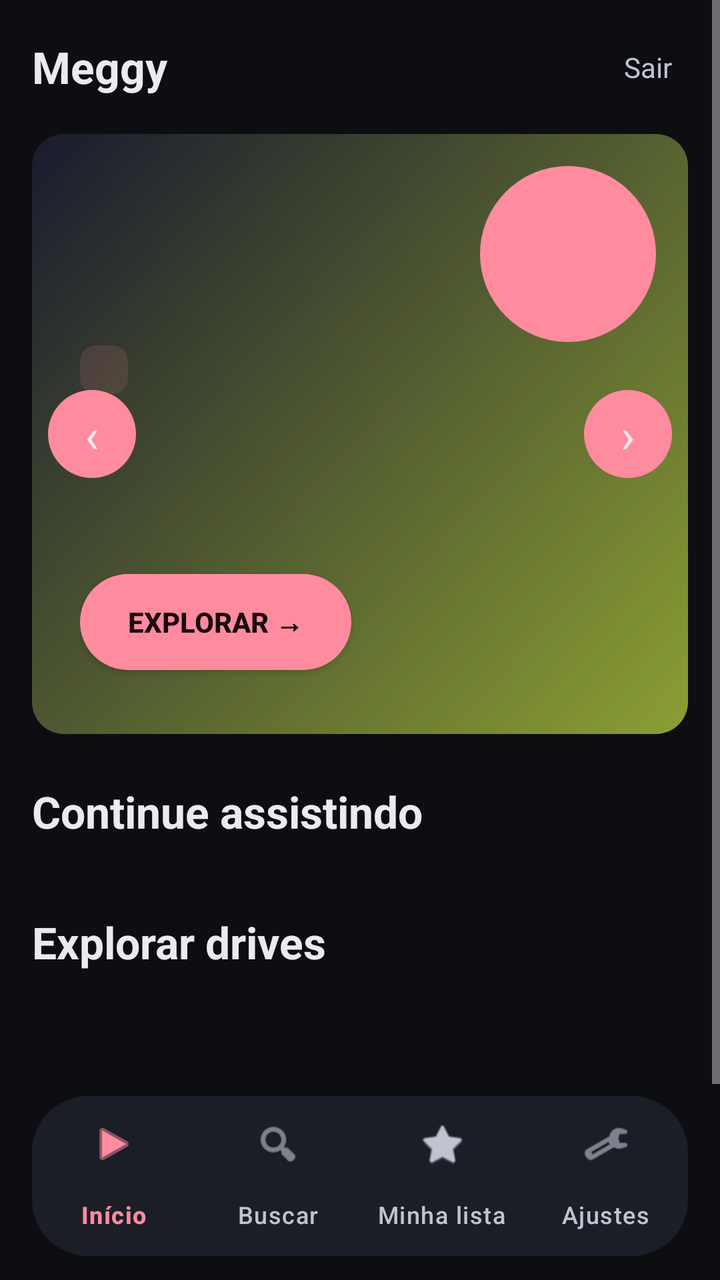
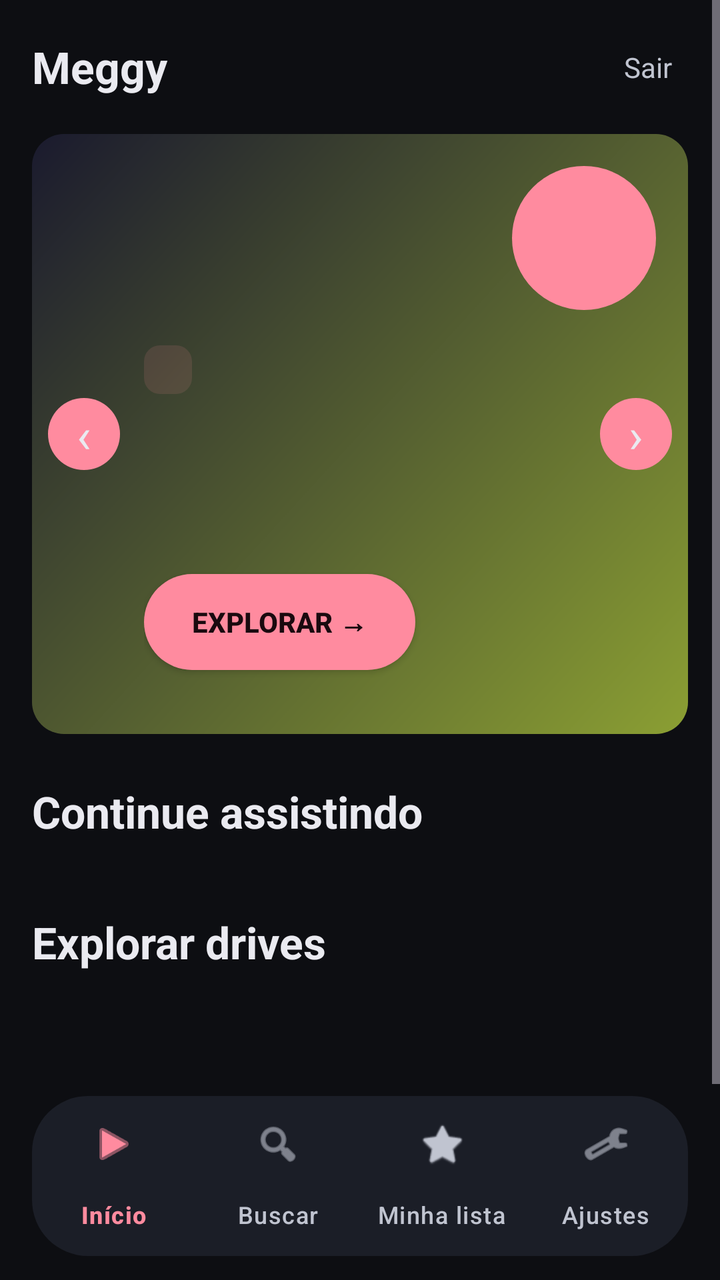

The first picture is an Android layout as it rendered before a commit; the second is the same layout after the commit. The layout source and the unified diff follow.
<!-- AndroidManifest.xml: application theme Theme.Meggy -->
<!-- res/layout/activity_home.xml -->
<?xml version="1.0" encoding="utf-8"?>
<LinearLayout xmlns:android="http://schemas.android.com/apk/res/android"
    xmlns:app="http://schemas.android.com/apk/res-auto"
    android:layout_width="match_parent"
    android:layout_height="match_parent"
    android:background="@color/md_background"
    android:orientation="vertical">

    <ScrollView
        android:layout_width="match_parent"
        android:layout_height="0dp"
        android:layout_weight="1"
        android:fillViewport="true">

        <LinearLayout
            android:layout_width="match_parent"
            android:layout_height="wrap_content"
            android:orientation="vertical"
            android:paddingHorizontal="@dimen/content_margin"
            android:paddingTop="@dimen/spacing_lg"
            android:paddingBottom="@dimen/spacing_lg">

            
            <LinearLayout
                android:layout_width="match_parent"
                android:layout_height="wrap_content"
                android:gravity="center_vertical"
                android:orientation="horizontal">

                <TextView
                    android:layout_width="0dp"
                    android:layout_height="wrap_content"
                    android:layout_weight="1"
                    android:text="@string/app_name"
                    android:textColor="@color/md_on_surface"
                    android:textSize="@dimen/text_topbar_title"
                    android:textStyle="bold" />

                <TextView
                    android:id="@+id/topSair"
                    android:layout_width="wrap_content"
                    android:layout_height="wrap_content"
                    android:clickable="true"
                    android:focusable="true"
                    android:padding="@dimen/spacing_sm"
                    android:text="@string/home_logout"
                    android:textColor="@color/md_on_surface_variant"
                    android:textSize="@dimen/text_topbar_action" />
            </LinearLayout>

            
            <com.google.android.material.card.MaterialCardView
                android:layout_width="match_parent"
                android:layout_height="@dimen/hero_height"
                android:layout_marginTop="@dimen/spacing_lg"
                app:cardCornerRadius="@dimen/radius_lg"
                app:cardElevation="@dimen/elevation_0"
                app:cardBackgroundColor="@color/tile_bg">

                <FrameLayout
                    android:layout_width="match_parent"
                    android:layout_height="match_parent">

                    <View
                        android:id="@+id/heroBg"
                        android:layout_width="match_parent"
                        android:layout_height="match_parent"
                        android:background="@drawable/card_gradient_pink" />

                    
                    <TextView
                        android:id="@+id/heroIcon"
                        android:layout_width="88dp"
                        android:layout_height="88dp"
                        android:layout_gravity="top|end"
                        android:layout_margin="@dimen/spacing_lg"
                        android:background="@drawable/btn_play_circle"
                        android:gravity="center"
                        android:textColor="@color/md_on_primary"
                        android:textSize="32sp"
                        android:textStyle="bold" />

                    <LinearLayout
                        android:layout_width="match_parent"
                        android:layout_height="wrap_content"
                        android:layout_gravity="bottom|start"
                        android:orientation="vertical"
                        android:padding="@dimen/spacing_xl">

                        <TextView
                            android:id="@+id/heroBadge"
                            android:layout_width="wrap_content"
                            android:layout_height="wrap_content"
                            android:background="@drawable/chip_badge"
                            android:paddingHorizontal="@dimen/spacing_md"
                            android:paddingVertical="@dimen/spacing_xs"
                            android:textColor="@color/md_primary"
                            android:textSize="@dimen/text_hero_badge"
                            android:textStyle="bold" />

                        <TextView
                            android:id="@+id/heroTitle"
                            android:layout_width="match_parent"
                            android:layout_height="wrap_content"
                            android:layout_marginTop="@dimen/spacing_sm"
                            android:ellipsize="end"
                            android:maxLines="2"
                            android:textColor="@color/md_on_surface"
                            android:textSize="@dimen/text_hero_title"
                            android:textStyle="bold" />

                        <TextView
                            android:id="@+id/heroSubtitle"
                            android:layout_width="match_parent"
                            android:layout_height="wrap_content"
                            android:layout_marginTop="4dp"
                            android:ellipsize="end"
                            android:maxLines="2"
                            android:textColor="@color/md_on_surface_variant"
                            android:textSize="@dimen/text_hero_subtitle" />

                        <androidx.appcompat.widget.AppCompatButton
                            android:id="@+id/heroPlay"
                            android:layout_width="wrap_content"
                            android:layout_height="48dp"
                            android:layout_marginTop="@dimen/spacing_lg"
                            android:background="@drawable/btn_primary_pill"
                            android:paddingHorizontal="@dimen/spacing_xl"
                            android:text="@string/explore_cta"
                            android:textColor="@color/md_on_primary"
                            android:textSize="@dimen/text_button"
                            android:textStyle="bold" />

                        <LinearLayout
                            android:id="@+id/heroDots"
                            android:layout_width="wrap_content"
                            android:layout_height="wrap_content"
                            android:layout_marginTop="@dimen/spacing_sm"
                            android:orientation="horizontal" />
                    </LinearLayout>

                    <TextView
                        android:id="@+id/heroPrev"
                        android:layout_width="44dp"
                        android:layout_height="44dp"
                        android:layout_gravity="center_vertical|start"
                        android:layout_marginStart="@dimen/spacing_sm"
                        android:background="@drawable/btn_play_circle"
                        android:clickable="true"
                        android:focusable="true"
                        android:gravity="center"
                        android:text="‹"
                        android:textColor="@color/md_on_surface"
                        android:textSize="24sp" />

                    <TextView
                        android:id="@+id/heroNext"
                        android:layout_width="44dp"
                        android:layout_height="44dp"
                        android:layout_gravity="center_vertical|end"
                        android:layout_marginEnd="@dimen/spacing_sm"
                        android:background="@drawable/btn_play_circle"
                        android:clickable="true"
                        android:focusable="true"
                        android:gravity="center"
                        android:text="›"
                        android:textColor="@color/md_on_surface"
                        android:textSize="24sp" />
                </FrameLayout>
            </com.google.android.material.card.MaterialCardView>

            
            <LinearLayout
                android:id="@+id/featuredSection"
                android:layout_width="match_parent"
                android:layout_height="wrap_content"
                android:layout_marginTop="@dimen/spacing_xl"
                android:orientation="vertical"
                android:visibility="gone">

                <TextView
                    android:layout_width="match_parent"
                    android:layout_height="wrap_content"
                    android:text="@string/continue_from_where"
                    android:textColor="@color/md_on_surface"
                    android:textSize="@dimen/text_section_title"
                    android:textStyle="bold" />

                <com.google.android.material.card.MaterialCardView
                    android:layout_width="match_parent"
                    android:layout_height="wrap_content"
                    android:layout_marginTop="@dimen/spacing_md"
                    app:cardCornerRadius="@dimen/radius_lg"
                    app:cardElevation="@dimen/elevation_0"
                    app:cardBackgroundColor="@color/tile_bg">

                    <LinearLayout
                        android:layout_width="match_parent"
                        android:layout_height="wrap_content"
                        android:orientation="horizontal"
                        android:padding="@dimen/spacing_lg">

                        <FrameLayout
                            android:layout_width="200dp"
                            android:layout_height="112dp">

                            <View
                                android:id="@+id/featuredBg"
                                android:layout_width="match_parent"
                                android:layout_height="match_parent"
                                android:background="@drawable/card_gradient_pink" />

                            <ImageView
                                android:id="@+id/featuredThumb"
                                android:layout_width="match_parent"
                                android:layout_height="match_parent"
                                android:scaleType="centerCrop"
                                android:visibility="gone"
                                android:contentDescription="@string/thumb_desc" />

                            <TextView
                                android:id="@+id/featuredMonogram"
                                android:layout_width="match_parent"
                                android:layout_height="match_parent"
                                android:gravity="center"
                                android:textColor="@color/tile_title"
                                android:textSize="@dimen/text_monogram"
                                android:textStyle="bold" />
                        </FrameLayout>

                        <LinearLayout
                            android:layout_width="0dp"
                            android:layout_height="wrap_content"
                            android:layout_marginStart="@dimen/spacing_lg"
                            android:layout_weight="1"
                            android:orientation="vertical">

                            <TextView
                                android:id="@+id/featuredTitle"
                                android:layout_width="match_parent"
                                android:layout_height="wrap_content"
                                android:ellipsize="end"
                                android:maxLines="2"
                                android:textColor="@color/md_on_surface"
                                android:textSize="@dimen/text_card_title"
                                android:textStyle="bold" />

                            <TextView
                                android:id="@+id/featuredSubtitle"
                                android:layout_width="match_parent"
                                android:layout_height="wrap_content"
                                android:layout_marginTop="2dp"
                                android:ellipsize="end"
                                android:maxLines="1"
                                android:textColor="@color/md_on_surface_variant"
                                android:textSize="@dimen/text_card_subtitle" />

                            <ProgressBar
                                android:id="@+id/featuredProgress"
                                style="?android:attr/progressBarStyleHorizontal"
                                android:layout_width="match_parent"
                                android:layout_height="4dp"
                                android:layout_marginTop="@dimen/spacing_sm"
                                android:max="100"
                                android:progressDrawable="@drawable/progress_horizontal" />

                            <TextView
                                android:id="@+id/featuredProgressText"
                                android:layout_width="match_parent"
                                android:layout_height="wrap_content"
                                android:layout_marginTop="4dp"
                                android:textColor="@color/md_primary"
                                android:textSize="@dimen/text_card_progress" />

                            <TextView
                                android:id="@+id/featuredTimeText"
                                android:layout_width="match_parent"
                                android:layout_height="wrap_content"
                                android:layout_marginTop="2dp"
                                android:textColor="@color/md_on_surface_variant"
                                android:textSize="@dimen/text_card_progress" />

                            <androidx.appcompat.widget.AppCompatButton
                                android:id="@+id/featuredContinue"
                                android:layout_width="wrap_content"
                                android:layout_height="48dp"
                                android:layout_marginTop="@dimen/spacing_md"
                                android:background="@drawable/btn_primary_pill"
                                android:paddingHorizontal="@dimen/spacing_xl"
                                android:text="@string/cta_continue"
                                android:textColor="@color/md_on_primary"
                                android:textSize="@dimen/text_button"
                                android:textStyle="bold" />
                        </LinearLayout>
                    </LinearLayout>
                </com.google.android.material.card.MaterialCardView>
            </LinearLayout>

            
            <TextView
                android:id="@+id/labelContinue"
                android:layout_width="match_parent"
                android:layout_height="wrap_content"
                android:layout_marginTop="@dimen/spacing_xl"
                android:text="@string/continue_watching"
                android:textColor="@color/md_on_surface"
                android:textSize="@dimen/text_section_title"
                android:textStyle="bold" />

            <androidx.recyclerview.widget.RecyclerView
                android:id="@+id/railContinue"
                android:layout_width="match_parent"
                android:layout_height="wrap_content"
                android:layout_marginTop="@dimen/spacing_md"
                android:clipToPadding="false"
                android:overScrollMode="never" />

            
            <TextView
                android:id="@+id/labelDrives"
                android:layout_width="match_parent"
                android:layout_height="wrap_content"
                android:layout_marginTop="@dimen/spacing_xl"
                android:text="@string/explore_drives"
                android:textColor="@color/md_on_surface"
                android:textSize="@dimen/text_section_title"
                android:textStyle="bold" />

            <androidx.recyclerview.widget.RecyclerView
                android:id="@+id/railDrives"
                android:layout_width="match_parent"
                android:layout_height="wrap_content"
                android:layout_marginTop="@dimen/spacing_md"
                android:clipToPadding="false"
                android:overScrollMode="never" />

            <TextView
                android:id="@+id/footerVersion"
                android:layout_width="match_parent"
                android:layout_height="wrap_content"
                android:layout_marginTop="@dimen/spacing_xl"
                android:gravity="center"
                android:textColor="@color/md_on_surface_variant"
                android:textSize="@dimen/text_footer" />
        </LinearLayout>
    </ScrollView>

    
    <com.google.android.material.bottomnavigation.BottomNavigationView
        android:id="@+id/bottomNav"
        android:layout_width="match_parent"
        android:layout_height="wrap_content"
        android:layout_marginHorizontal="@dimen/content_margin"
        android:layout_marginBottom="@dimen/spacing_md"
        android:background="@drawable/nav_bar_background"
        android:elevation="@dimen/elevation_3"
        app:itemActiveIndicatorStyle="@style/NavIndicatorPill"
        app:itemIconTint="@color/bottom_nav_item_color"
        app:itemTextColor="@color/bottom_nav_item_color"
        app:labelVisibilityMode="labeled"
        app:menu="@menu/bottom_nav_menu" />
</LinearLayout>
<!-- resources referenced by this layout -->
<resources>
  <color name="md_background">#FF0D0E12</color>
  <color name="md_on_primary">#FF1A0A0F</color>
  <color name="md_on_surface">#FFEAEAF0</color>
  <color name="md_on_surface_variant">#FFC0C4D0</color>
  <color name="md_primary">#FFFF8B9F</color>
  <color name="tile_bg">#FF0F1218</color>
  <color name="tile_title">#FFFFFFFF</color>
  <dimen name="content_margin">16dp</dimen>
  <dimen name="elevation_0">0dp</dimen>
  <dimen name="elevation_3">3dp</dimen>
  <dimen name="hero_height">300dp</dimen>
  <dimen name="radius_lg">16dp</dimen>
  <dimen name="spacing_lg">16dp</dimen>
  <dimen name="spacing_md">12dp</dimen>
  <dimen name="spacing_sm">8dp</dimen>
  <dimen name="spacing_xl">24dp</dimen>
  <dimen name="spacing_xs">4dp</dimen>
  <dimen name="text_button">14sp</dimen>
  <dimen name="text_card_progress">12sp</dimen>
  <dimen name="text_card_subtitle">14sp</dimen>
  <dimen name="text_card_title">16sp</dimen>
  <dimen name="text_footer">12sp</dimen>
  <dimen name="text_hero_badge">12sp</dimen>
  <dimen name="text_hero_subtitle">16sp</dimen>
  <dimen name="text_hero_title">30sp</dimen>
  <dimen name="text_monogram">28sp</dimen>
  <dimen name="text_section_title">22sp</dimen>
  <dimen name="text_topbar_action">14sp</dimen>
  <dimen name="text_topbar_title">22sp</dimen>
  <!-- drawable btn_play_circle (drawable) -->
  <?xml version="1.0" encoding="utf-8"?>
  <shape xmlns:android="http://schemas.android.com/apk/res/android"
      android:shape="oval">
      <solid android:color="@color/md_primary" />
  </shape>
  <!-- drawable btn_primary_pill (drawable) -->
  <?xml version="1.0" encoding="utf-8"?>
  <shape xmlns:android="http://schemas.android.com/apk/res/android"
      android:shape="rectangle">
      <corners android:radius="@dimen/radius_pill" />
      <solid android:color="@color/md_primary" />
  </shape>
  <!-- drawable chip_badge (drawable) -->
  <?xml version="1.0" encoding="utf-8"?>
  <shape xmlns:android="http://schemas.android.com/apk/res/android"
      android:shape="rectangle">
      <corners android:radius="@dimen/radius_sm" />
      <solid android:color="@color/hero_badge_bg" />
  </shape>
  <!-- drawable nav_bar_background (drawable) -->
  <?xml version="1.0" encoding="utf-8"?>
  <shape xmlns:android="http://schemas.android.com/apk/res/android"
      android:shape="rectangle">
      <corners android:radius="28dp" />
      <solid android:color="@color/md_surface_container" />
  </shape>
  <string name="app_name">Meggy</string>
  <string name="continue_from_where">Continuar de onde parou</string>
  <string name="continue_watching">Continue assistindo</string>
  <string name="cta_continue">▶ Continuar assistindo</string>
  <string name="explore_cta">Explorar →</string>
  <string name="explore_drives">Explorar drives</string>
  <string name="home_logout">Sair</string>
  <string name="thumb_desc">Thumbnail da aula</string>
  <style name="NavIndicatorPill" parent="Widget.Material3.BottomNavigationView.ActiveIndicator">
          <item name="android:background">@drawable/nav_indicator_pill</item>
      </style>
  <dimen name="radius_pill">64dp</dimen>
  <dimen name="radius_sm">8dp</dimen>
  <color name="hero_badge_bg">#1FFF8B9F</color>
  <color name="md_surface_container">#FF1B1E27</color>
  <color name="progress_track">#33FFFFFF</color>
  <color name="md_primary_container">#FF7B1FA2</color>
  <color name="md_on_primary_container">#FFFFEAF1</color>
  <color name="md_secondary">#FFC026D3</color>
  <color name="md_on_secondary">#FF1A0A1F</color>
  <color name="md_secondary_container">#FF5A1B6E</color>
  <color name="md_on_secondary_container">#FFFBD7FF</color>
  <color name="md_surface">#FF16181F</color>
  <color name="md_surface_variant">#FF232634</color>
  <color name="md_on_background">#FFEAEAF0</color>
  <color name="md_outline">#FF3A3F4F</color>
  <color name="md_outline_variant">#FF2A2E3A</color>
  <color name="md_error">#FFCF6679</color>
  <color name="md_on_error">#FF600014</color>
  <!-- unchanged entries left out for length: 5 -->
</resources>

<!-- the commit's change to res/layout/activity_home.xml (unified diff, before → after) -->
@@ -70,8 +70,8 @@
                     
                     <TextView
                         android:id="@+id/heroIcon"
-                        android:layout_width="88dp"
-                        android:layout_height="88dp"
+                        android:layout_width="72dp"
+                        android:layout_height="72dp"
                         android:layout_gravity="top|end"
                         android:layout_margin="@dimen/spacing_lg"
                         android:background="@drawable/btn_play_circle"
@@ -85,7 +85,8 @@
                         android:layout_height="wrap_content"
                         android:layout_gravity="bottom|start"
                         android:orientation="vertical"
-                        android:padding="@dimen/spacing_xl">
+                        android:paddingHorizontal="@dimen/hero_text_padding_side"
+                        android:paddingVertical="@dimen/spacing_xl">
 
                         <TextView
                             android:id="@+id/heroBadge"
@@ -141,8 +142,8 @@
 
                     <TextView
                         android:id="@+id/heroPrev"
-                        android:layout_width="44dp"
-                        android:layout_height="44dp"
+                        android:layout_width="36dp"
+                        android:layout_height="36dp"
                         android:layout_gravity="center_vertical|start"
                         android:layout_marginStart="@dimen/spacing_sm"
                         android:background="@drawable/btn_play_circle"
@@ -155,8 +156,8 @@
 
                     <TextView
                         android:id="@+id/heroNext"
-                        android:layout_width="44dp"
-                        android:layout_height="44dp"
+                        android:layout_width="36dp"
+                        android:layout_height="36dp"
                         android:layout_gravity="center_vertical|end"
                         android:layout_marginEnd="@dimen/spacing_sm"
                         android:background="@drawable/btn_play_circle"
<!-- resource entries referenced after the edit -->
@@ -11,6 +11,7 @@
   <dimen name="elevation_0">0dp</dimen>
   <dimen name="elevation_3">3dp</dimen>
   <dimen name="hero_height">300dp</dimen>
+  <dimen name="hero_text_padding_side">56dp</dimen>
   <dimen name="radius_lg">16dp</dimen>
   <dimen name="spacing_lg">16dp</dimen>
   <dimen name="spacing_md">12dp</dimen>
